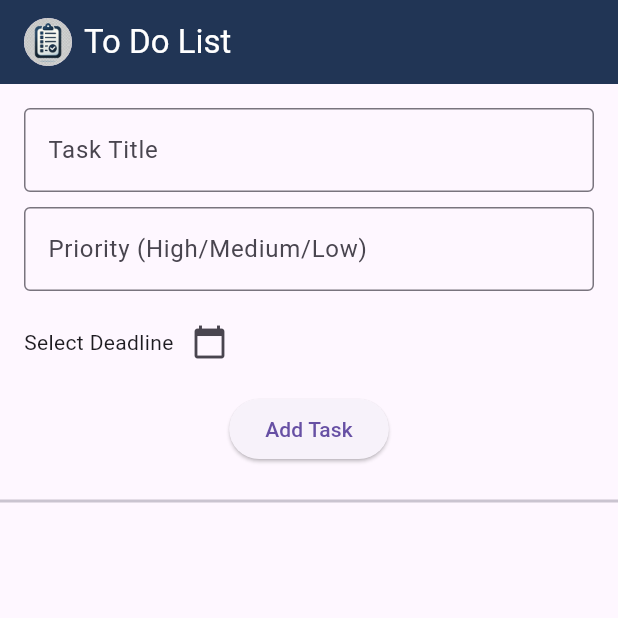
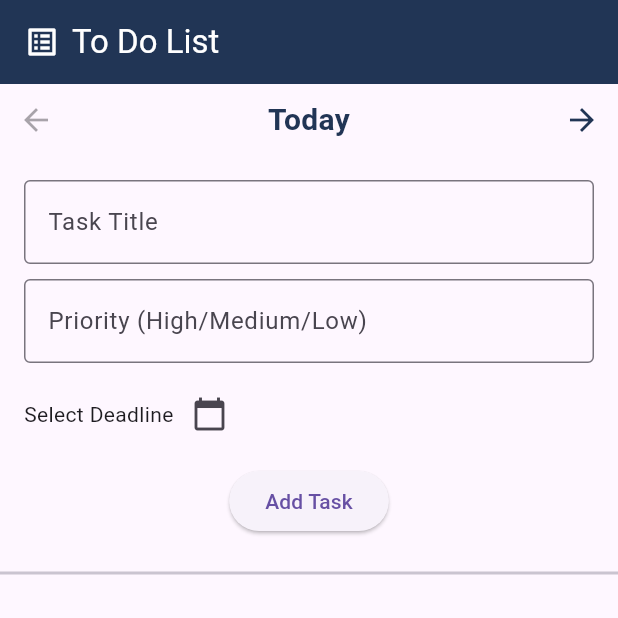
Before and after one commit to EslamMetawie20/ToDoList, a Flutter app: the screen it shows after launch, on a phone screen of 412 x 824 dp, the top half of it. Run offline on Flutter 3.47's test engine with Material 3 defaults, Android fonts, the phone set to English and light mode, and no system bars.

Commit message:
new date file

```diff
--- a/lib/controllers/task_controller.dart
+++ b/lib/controllers/task_controller.dart
@@ -2,6 +2,7 @@ import '../models/task_model.dart';
 
 class TaskController {
   List<Task> tasks = [];
+  DateTime? currentDate; // متغير لتخزين التاريخ الحالي
 
   void addTask(String title, String priority, DateTime deadline) {
     tasks.add(Task(title: title, priority: priority, deadline: deadline));
--- a/lib/models/task_model.dart
+++ b/lib/models/task_model.dart
@@ -1,7 +1,7 @@
 class Task {
   String title;
-  String priority; // الأولوية
-  DateTime deadline; // الموعد النهائي
+  String priority;
+  DateTime deadline;
   bool isCompleted;
 
   Task({
--- a/lib/views/home_view.dart
+++ b/lib/views/home_view.dart
@@ -1,6 +1,6 @@
 import 'package:flutter/material.dart';
 import 'package:todolist/views/themes/CustomAppBar.dart';
-import 'package:todolist/views/themes/theme.dart';
+import 'package:todolist/views/widgets/date_view.dart';
 import '../controllers/task_controller.dart';
 import '../models/task_model.dart';
 
@@ -14,14 +14,16 @@ class _HomeViewState extends State<HomeView> {
   final TextEditingController taskTitleController = TextEditingController();
   final TextEditingController priorityController = TextEditingController();
   DateTime? selectedDeadline;
+
   @override
   Widget build(BuildContext context) {
     return MaterialApp(
       debugShowCheckedModeBanner: false,
-       home: Scaffold(
+      home: Scaffold(
         appBar: CustomAppBar(title: 'To Do List'),
         body: Column(
           children: [
+            DateView(controller: controller), // عرض التاريخ تحت الـ AppBar
             Padding(
               padding: const EdgeInsets.all(16.0),
               child: Column(
@@ -115,7 +117,7 @@ class _HomeViewState extends State<HomeView> {
             ),
           ],
         ),
-        )
+      ),
     );
   }
 }
--- a/lib/views/themes/CustomAppBar.dart
+++ b/lib/views/themes/CustomAppBar.dart
@@ -11,10 +11,7 @@ class CustomAppBar extends StatelessWidget implements PreferredSizeWidget {
     return AppBar(
       title: Row(
         children: [
-          CircleAvatar(
-            backgroundImage: AssetImage('assets/images/pic.webp'),
-            radius: 16,
-          ),
+          Icon(Icons.list_alt, color: Colors.white,),
           SizedBox(width: 8),
           Text(
             title,
--- /dev/null
+++ b/lib/views/widgets/date_view.dart
@@ -0,0 +1,84 @@
+import 'package:flutter/material.dart';
+import 'package:todolist/views/themes/theme.dart';
+import '../../controllers/task_controller.dart';
+
+class DateView extends StatefulWidget {
+  final TaskController controller;
+
+  DateView({required this.controller});
+
+  @override
+  _DateViewState createState() => _DateViewState();
+}
+
+class _DateViewState extends State<DateView> {
+  late DateTime currentDate;
+
+  @override
+  void initState() {
+    super.initState();
+    currentDate = DateTime.now();
+    widget.controller.currentDate = currentDate;
+  }
+
+  void moveToNextDay() {
+    setState(() {
+      currentDate = currentDate.add(Duration(days: 1));
+      widget.controller.currentDate = currentDate;
+    });
+  }
+
+  void moveToLastDay() {
+    setState(() {
+      currentDate = currentDate.subtract(Duration(days: 1));
+      widget.controller.currentDate = currentDate;
+    });
+  }
+
+  @override
+  Widget build(BuildContext context) {
+    DateTime today = DateTime.now();
+    DateTime yesterday = today.subtract(Duration(days: 1));
+    DateTime tomorrow = today.add(Duration(days: 1));
+
+    String displayDate = currentDate.year == today.year &&
+        currentDate.month == today.month &&
+        currentDate.day == today.day
+        ? 'Today'
+        : currentDate.year == yesterday.year &&
+        currentDate.month == yesterday.month &&
+        currentDate.day == yesterday.day
+        ? 'Yesterday'
+        : currentDate.year == tomorrow.year &&
+        currentDate.month == tomorrow.month &&
+        currentDate.day == tomorrow.day
+        ? 'Tomorrow'
+        : '${currentDate.year}-${currentDate.month}-${currentDate.day}';
+
+    return Row(
+      mainAxisAlignment: MainAxisAlignment.spaceBetween,
+      children: [
+        IconButton(
+          icon: Icon(Icons.arrow_back),
+          onPressed: currentDate.isAtSameMomentAs(today) ? null : moveToLastDay,
+          color: currentDate.isAtSameMomentAs(today)
+              ? Colors.grey
+              : AppColors.darkBlue,
+        ),
+        Text(
+          displayDate,
+          style: TextStyle(
+            fontSize: 20,
+            fontWeight: FontWeight.bold,
+            color: AppColors.darkBlue,
+          ),
+        ),
+        IconButton(
+          icon: Icon(Icons.arrow_forward),
+          onPressed: moveToNextDay,
+          color: AppColors.darkBlue,
+        ),
+      ],
+    );
+  }
+}
```
Also changed, not shown: pubspec.yaml (+7 -1 lines), assets/images/pic.png (added), pubspec.lock.
